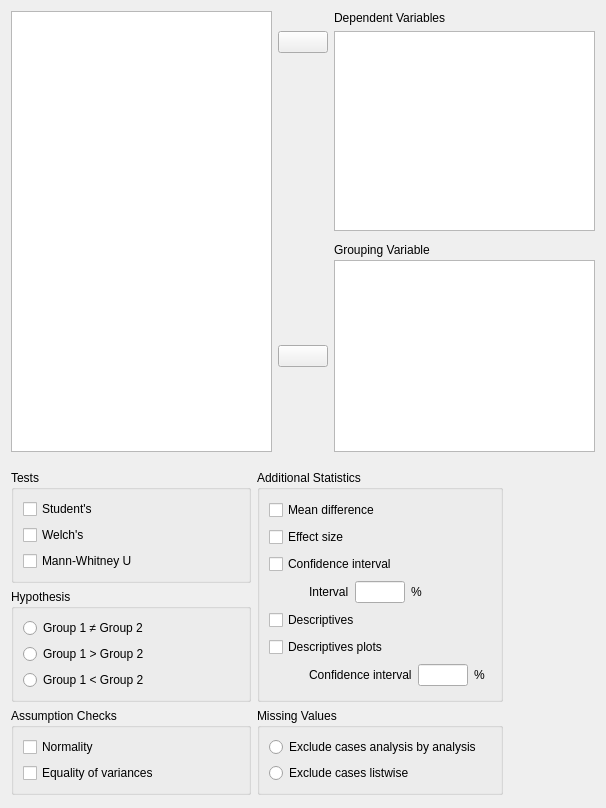
This is JASP-Desktop/analysisforms/ttestindependentsamplesform.ui in jasp-stats/jasp-desktop as Qt 5 draws it before an edit. The edited form follows.
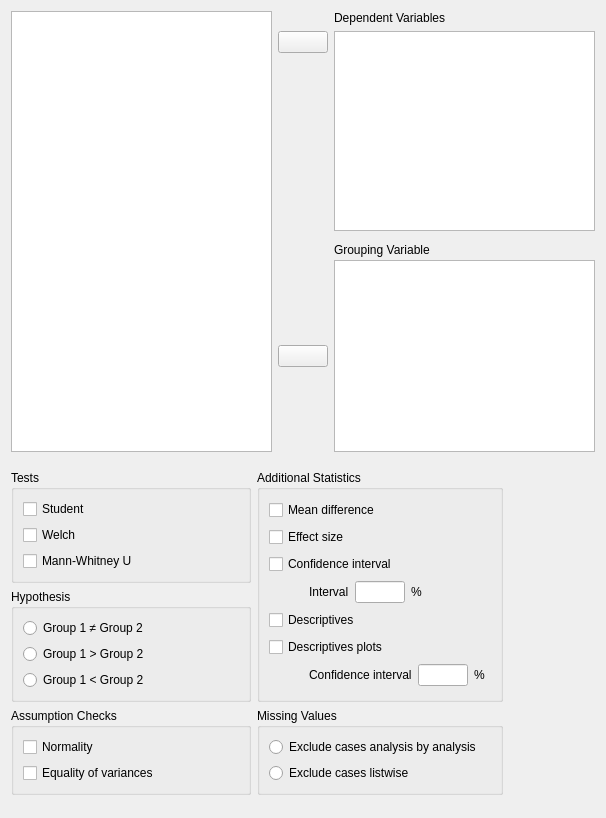
This is the edited form. Custom widgets are drawn as their Qt base class.

```diff
--- a/JASP-Desktop/analysisforms/ttestindependentsamplesform.ui
+++ b/JASP-Desktop/analysisforms/ttestindependentsamplesform.ui
@@ -7,7 +7,7 @@
     <x>0</x>
     <y>0</y>
     <width>606</width>
-    <height>808</height>
+    <height>818</height>
    </rect>
   </property>
   <property name="sizePolicy">
@@ -241,7 +241,7 @@
             </sizepolicy>
            </property>
            <property name="text">
-            <string>Welch's</string>
+            <string>Welch</string>
            </property>
           </widget>
          </item>
@@ -254,7 +254,7 @@
             </sizepolicy>
            </property>
            <property name="text">
-            <string>Student's</string>
+            <string>Student</string>
            </property>
           </widget>
          </item>
```
